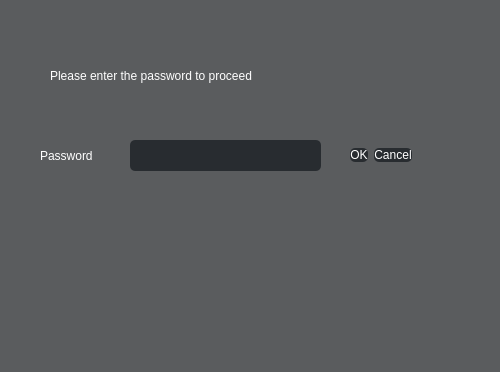
Qt form ui/password_prompt.ui (Capstone-RFID/Code) before a commit.
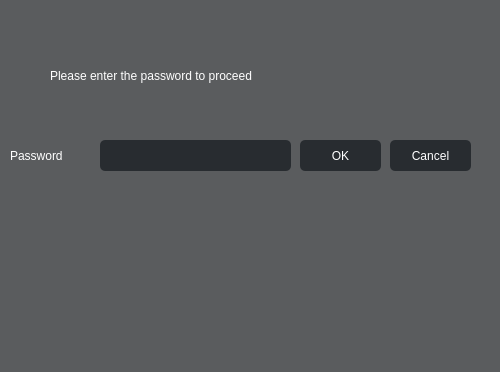
The same form after that commit.

Commit message: password prompt GUI changes

Patch:
```diff
--- a/ui/password_prompt.ui
+++ b/ui/password_prompt.ui
@@ -527,32 +527,10 @@
 }
 </string>
   </property>
-  <widget class="QDialogButtonBox" name="buttonBox">
-   <property name="enabled">
-    <bool>true</bool>
-   </property>
-   <property name="geometry">
-    <rect>
-     <x>240</x>
-     <y>130</y>
-     <width>281</width>
-     <height>51</height>
-    </rect>
-   </property>
-   <property name="orientation">
-    <enum>Qt::Horizontal</enum>
-   </property>
-   <property name="standardButtons">
-    <set>QDialogButtonBox::Cancel|QDialogButtonBox::Ok</set>
-   </property>
-   <property name="centerButtons">
-    <bool>true</bool>
-   </property>
-  </widget>
   <widget class="QLineEdit" name="lineEdit">
    <property name="geometry">
     <rect>
-     <x>130</x>
+     <x>100</x>
      <y>140</y>
      <width>191</width>
      <height>31</height>
@@ -564,7 +542,7 @@
     <rect>
      <x>50</x>
      <y>50</y>
-     <width>301</width>
+     <width>341</width>
      <height>51</height>
     </rect>
    </property>
@@ -575,7 +553,7 @@
   <widget class="QLabel" name="label_2">
    <property name="geometry">
     <rect>
-     <x>40</x>
+     <x>10</x>
      <y>140</y>
      <width>91</width>
      <height>31</height>
@@ -585,6 +563,32 @@
     <string>Password</string>
    </property>
   </widget>
+  <widget class="QPushButton" name="ok">
+   <property name="geometry">
+    <rect>
+     <x>300</x>
+     <y>140</y>
+     <width>81</width>
+     <height>31</height>
+    </rect>
+   </property>
+   <property name="text">
+    <string>OK</string>
+   </property>
+  </widget>
+  <widget class="QPushButton" name="cancel">
+   <property name="geometry">
+    <rect>
+     <x>390</x>
+     <y>140</y>
+     <width>81</width>
+     <height>31</height>
+    </rect>
+   </property>
+   <property name="text">
+    <string>Cancel</string>
+   </property>
+  </widget>
  </widget>
  <resources/>
  <connections>
```
Left out of the diff: 24 changed lines with no effect on the pictures. The commit also changes 808 other files.
